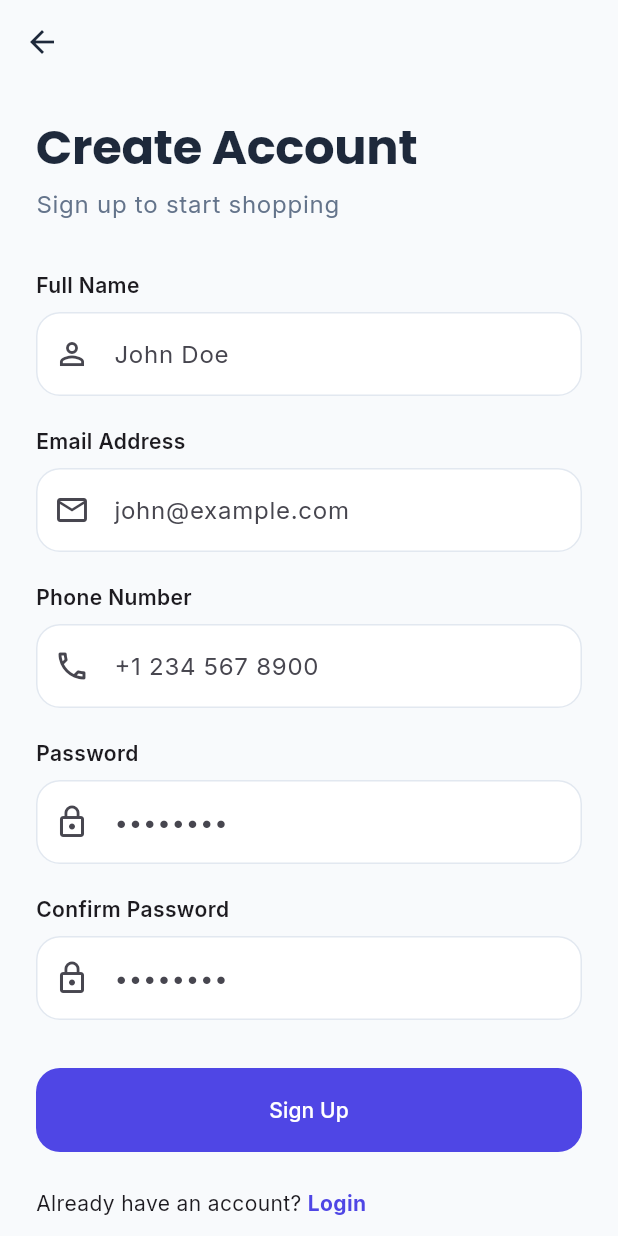
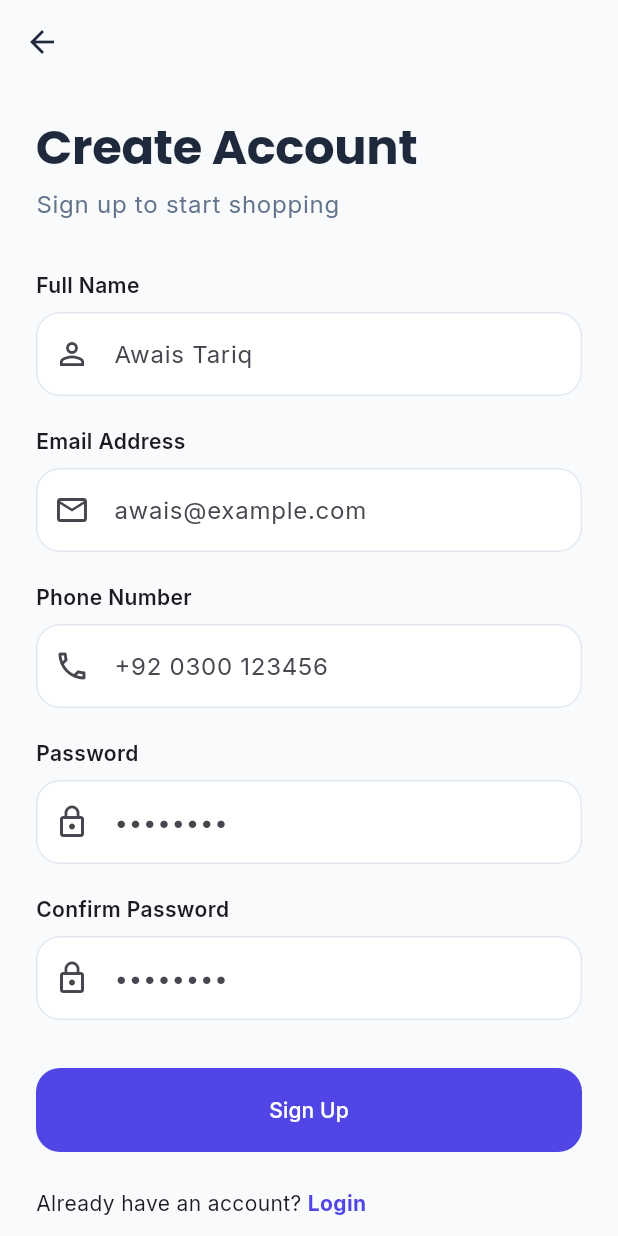
Before and after one commit to awaist618/Zen_mart_pro, a Flutter app: the SignupScreen screen opened by its route, on a phone screen of 412 x 824 dp. Run offline on Flutter 3.47's test engine with Material 3 defaults, Android fonts, the phone set to English and light mode, and no system bars; our stand-ins replace cloud_firestore, firebase_auth, firebase_core, flutter_riverpod, go_router, google_fonts; accounts and stored records are empty.

Commit message:
Refactored auth logic and improved routing stability

```diff
--- a/lib/core/providers.dart
+++ b/lib/core/providers.dart
@@ -8,9 +8,9 @@ final authStateProvider = StreamProvider((ref) {
   return ref.watch(authServiceProvider).authStateChanges;
 });
 
-final userModelProvider = FutureProvider<UserModel?>((ref) async {
+final userModelProvider = StreamProvider<UserModel?>((ref) {
   final authState = ref.watch(authStateProvider);
   final user = authState.value;
-  if (user == null) return null;
-  return await ref.read(authServiceProvider).getUserData(user.uid);
+  if (user == null) return Stream.value(null);
+  return ref.read(authServiceProvider).getUserStream(user.uid);
 });
--- a/lib/features/admin/admin_dashboard.dart
+++ b/lib/features/admin/admin_dashboard.dart
@@ -164,7 +164,7 @@ class _KpiGrid extends StatelessWidget {
       physics: const NeverScrollableScrollPhysics(),
       mainAxisSpacing: 10,
       crossAxisSpacing: 10,
-      childAspectRatio: 1.6,
+      childAspectRatio: 1.4,
       children: _items.map((k) {
         return Container(
           padding: const EdgeInsets.all(14),
--- a/lib/features/auth/signup_screen.dart
+++ b/lib/features/auth/signup_screen.dart
@@ -78,7 +78,7 @@ class _SignupScreenState extends ConsumerState<SignupScreen> {
             TextField(
               controller: _nameController,
               decoration: const InputDecoration(
-                hintText: 'John Doe',
+                hintText: 'Awais Tariq',
                 prefixIcon: Icon(Icons.person_outline),
               ),
             ),
@@ -89,7 +89,7 @@ class _SignupScreenState extends ConsumerState<SignupScreen> {
               controller: _emailController,
               keyboardType: TextInputType.emailAddress,
               decoration: const InputDecoration(
-                hintText: 'john@example.com',
+                hintText: 'awais@example.com',
                 prefixIcon: Icon(Icons.email_outlined),
               ),
             ),
@@ -100,7 +100,7 @@ class _SignupScreenState extends ConsumerState<SignupScreen> {
               controller: _phoneController,
               keyboardType: TextInputType.phone,
               decoration: const InputDecoration(
-                hintText: '+1 234 567 8900',
+                hintText: '+92 0300 123456',
                 prefixIcon: Icon(Icons.phone_outlined),
               ),
             ),
--- a/lib/main.dart
+++ b/lib/main.dart
@@ -6,7 +6,11 @@ import 'routes/app_router.dart';
 
 void main() async {
   WidgetsFlutterBinding.ensureInitialized();
-  await Firebase.initializeApp();
+  try {
+    await Firebase.initializeApp();
+  } catch (e) {
+    debugPrint("Firebase Initialization Error: $e");
+  }
   runApp(const ProviderScope(child: ZenMartProApp()));
 }
 
--- a/lib/models/user_model.dart
+++ b/lib/models/user_model.dart
@@ -46,8 +46,9 @@ class UserModel {
   }
 
   static UserRole _parseRole(String? role) {
-    switch (role) {
+    switch (role?.toLowerCase()) {
       case 'super_admin':
+      case 'admin': // Alias for convenience
         return UserRole.superAdmin;
       case 'vendor':
         return UserRole.vendor;
```
Also changed, not shown: lib/routes/app_router.dart (+17 -4 lines), lib/services/auth_service.dart (+22 -3 lines).
